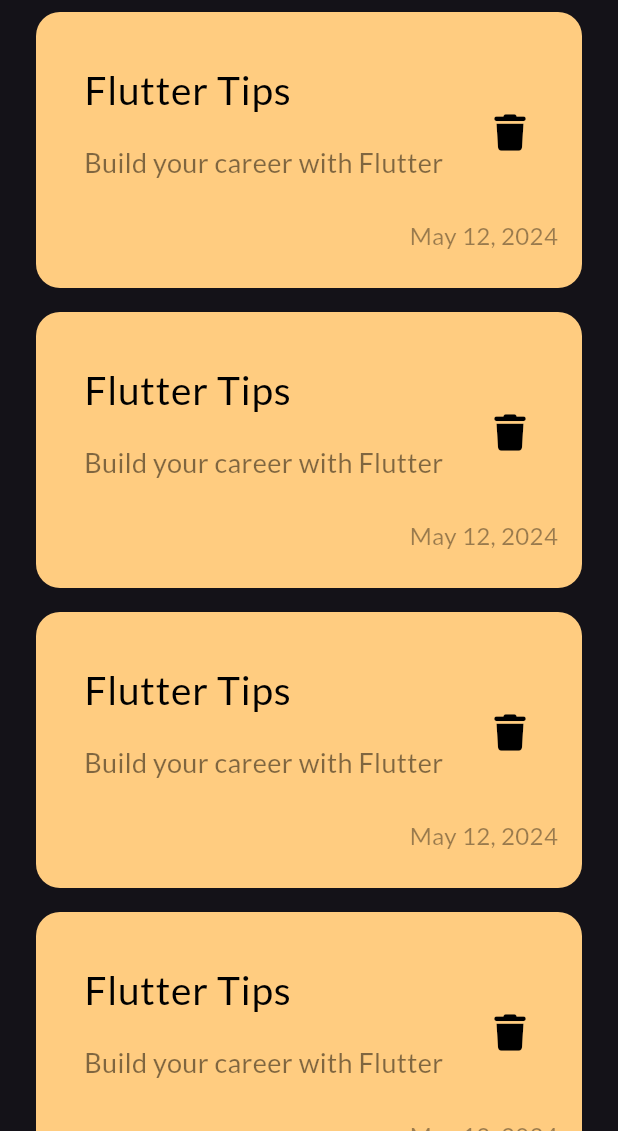
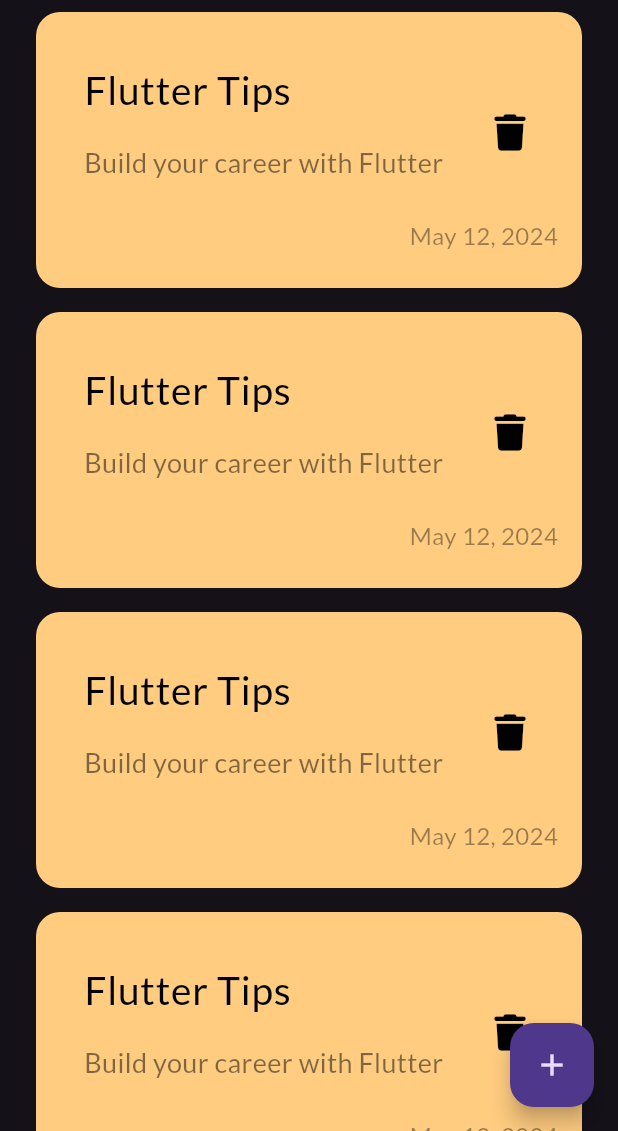
Before and after one commit to soukiie/notes_app, a Flutter app: the screen it shows after launch, on a phone screen of 412 x 824 dp, the part 105-1236 px from its top. Run offline on Flutter 3.47's test engine with Material 3 defaults, Android fonts, the phone set to English and light mode, and no system bars; our stand-ins replace font_awesome_flutter.

Commit message:
created floatingActionButton

```diff
--- a/lib/views/notes_view.dart
+++ b/lib/views/notes_view.dart
@@ -7,9 +7,13 @@ class NotesView extends StatelessWidget {
 
   @override
   Widget build(BuildContext context) {
-    return const SafeArea(
+    return SafeArea(
       child: Scaffold(
-        body: NotesViewBody(),
+        floatingActionButton: FloatingActionButton(
+          onPressed: () {},
+          child: const Icon(Icons.add),
+        ),
+        body: const NotesViewBody(),
       ),
     );
   }
```
